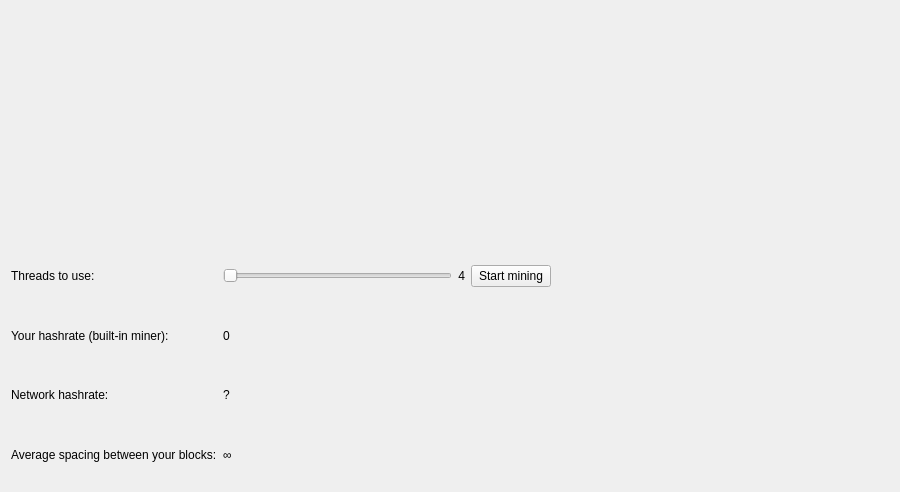
Above: src/qt/forms/miningpage.ui from thelonecrouton/bitcredit before the change. Below: the same form after it.
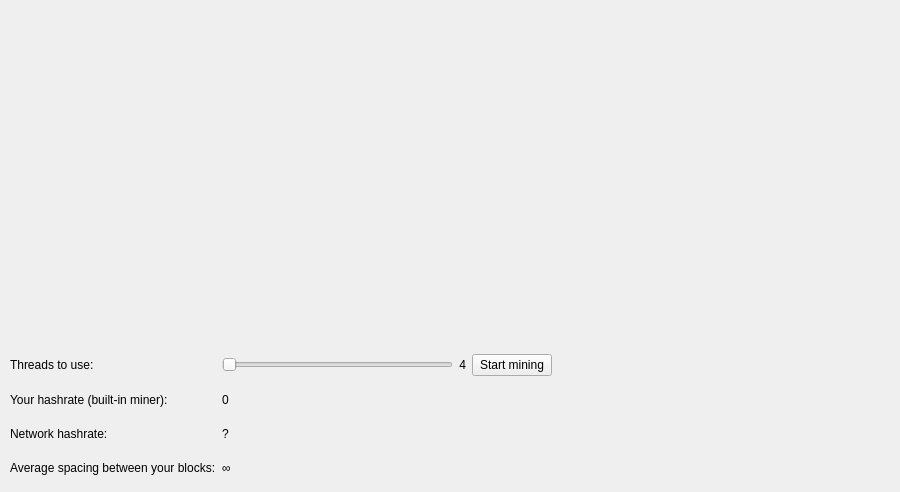
That is the form after the change. Custom widgets are drawn as their Qt base class.

Patch:
```diff
--- a/src/qt/forms/miningpage.ui
+++ b/src/qt/forms/miningpage.ui
@@ -13,42 +13,15 @@
   <property name="windowTitle">
    <string>Form</string>
   </property>
-  <layout class="QVBoxLayout" name="verticalLayout">
-   <item>
-    <layout class="QVBoxLayout" name="verticalLayout_3">
-     <item>
-      <layout class="QHBoxLayout" name="horizontalLayout_4">
-       <item>
-        <layout class="QVBoxLayout" name="verticalLayout_4">
-         <item>
-          <widget class="QCustomPlot" name="diffplot_difficulty" native="true">
-           <property name="minimumSize">
-            <size>
-             <width>350</width>
-             <height>200</height>
-            </size>
-           </property>
-          </widget>
-         </item>
-        </layout>
-       </item>
-       <item>
-        <layout class="QVBoxLayout" name="verticalLayout_2">
-         <item>
-          <widget class="QCustomPlot" name="diffplot_hashrate" native="true">
-           <property name="minimumSize">
-            <size>
-             <width>350</width>
-             <height>200</height>
-            </size>
-           </property>
-          </widget>
-         </item>
-        </layout>
-       </item>
-      </layout>
-     </item>
-     <item>
+  <widget class="QWidget" name="">
+   <property name="geometry">
+    <rect>
+     <x>10</x>
+     <y>351</y>
+     <width>880</width>
+     <height>131</height>
+    </rect>
+   </property>
       <layout class="QGridLayout" name="gridLayout">
        <item row="1" column="1">
         <widget class="QLabel" name="labelYourHashrate">
@@ -147,10 +120,47 @@
         </layout>
        </item>
       </layout>
+  </widget>
+  <widget class="QWidget" name="">
+   <property name="geometry">
+    <rect>
+     <x>10</x>
+     <y>53</y>
+     <width>881</width>
+     <height>291</height>
+    </rect>
+   </property>
+   <layout class="QHBoxLayout" name="horizontalLayout_4">
+    <item>
+     <layout class="QVBoxLayout" name="verticalLayout_4">
+      <item>
+       <widget class="QCustomPlot" name="diffplot_difficulty" native="true">
+        <property name="minimumSize">
+         <size>
+          <width>350</width>
+          <height>200</height>
+         </size>
+        </property>
+       </widget>
      </item>
     </layout>
    </item>
-  </layout>
+    <item>
+     <layout class="QVBoxLayout" name="verticalLayout_2">
+      <item>
+       <widget class="QCustomPlot" name="diffplot_hashrate" native="true">
+        <property name="minimumSize">
+         <size>
+          <width>350</width>
+          <height>200</height>
+         </size>
+        </property>
+       </widget>
+      </item>
+     </layout>
+    </item>
+   </layout>
+  </widget>
  </widget>
  <customwidgets>
   <customwidget>
```
Lines whose indentation alone changed are shown as unchanged.
